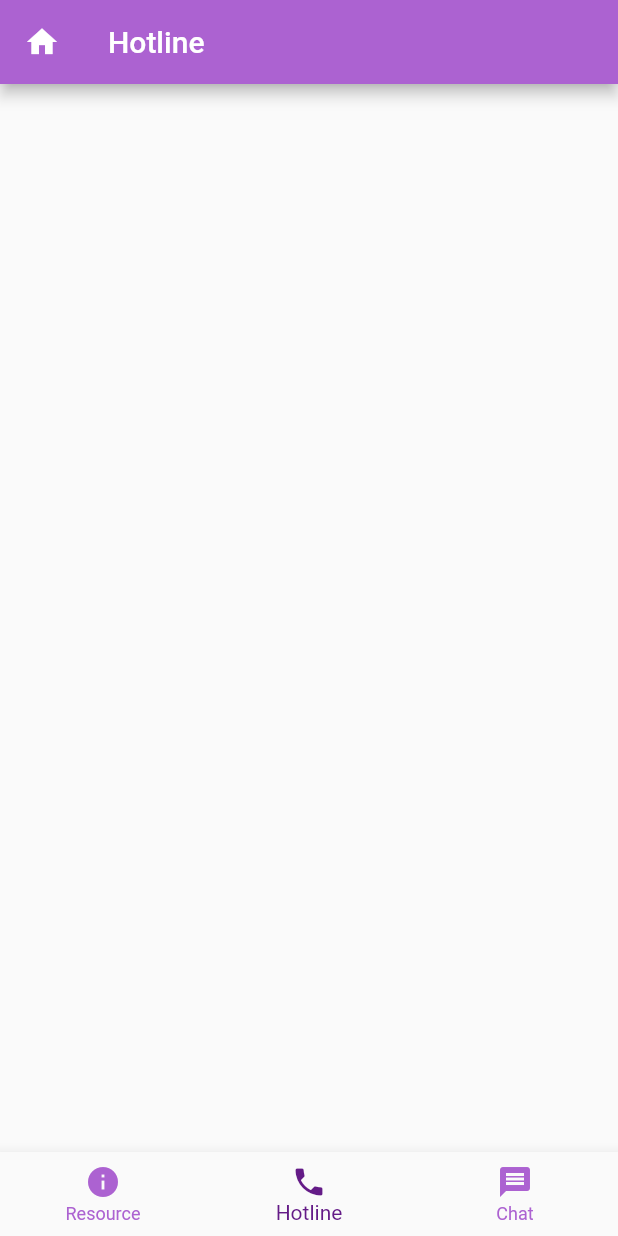
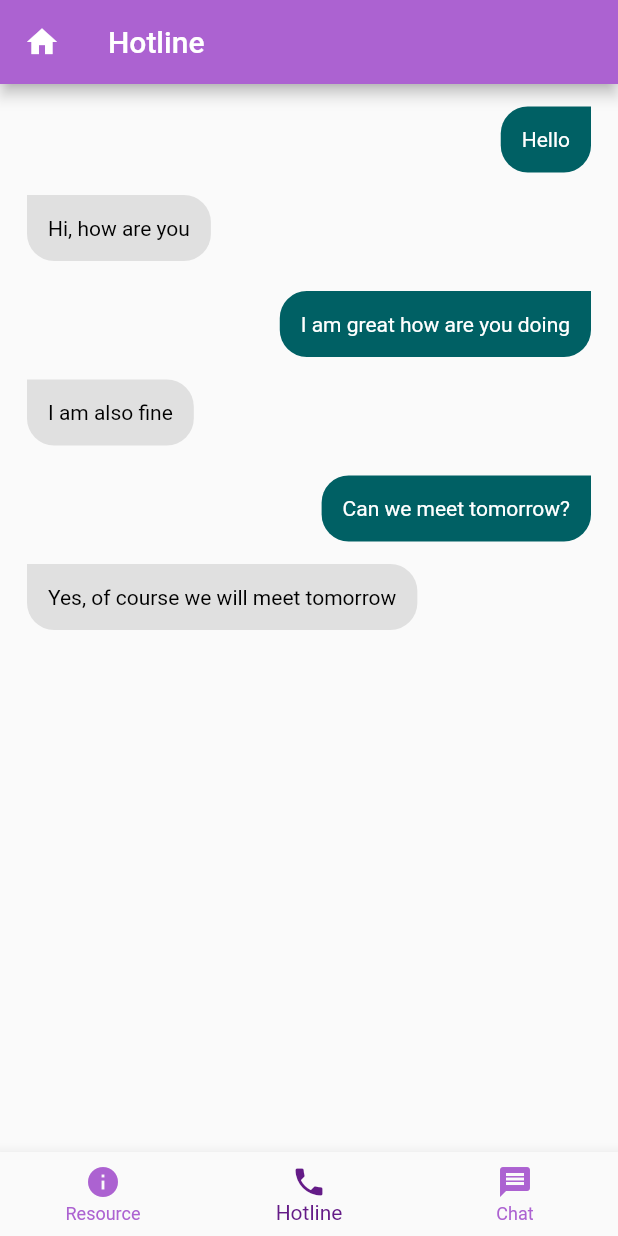
Before and after one commit to Rajmeet/BestFriend, a Flutter app: the screen it shows after launch, item 2 of the bottom bar chosen, on a phone screen of 412 x 824 dp. Run offline on Flutter 3.47's test engine with Material 2 defaults, Android fonts, the phone set to English and light mode, and no system bars.

Commit message:
Added skeleton for message thread

```diff
--- a/lib/custom_navbar.dart
+++ b/lib/custom_navbar.dart
@@ -20,7 +20,7 @@ class _CustomNavBarState extends State<CustomNavBar> {
   Widget build(BuildContext context) {
     final List _pages = [
       const ResourceScreen(),
-      const CallScreen(),
+      const HotlineScreen(),
       const ChatScreen(),
       const HomeScreen(),
     ];
--- a/lib/hotline_assets/message_received_screen.dart
+++ b/lib/hotline_assets/message_received_screen.dart
@@ -6,7 +6,7 @@ import 'custom_shape.dart';
 class ReceivedMessageScreen extends StatelessWidget {
   final String message;
   const ReceivedMessageScreen({
-    required Key key,
+    Key? key,
     required this.message,
   }) : super(key: key);
 
--- a/lib/hotline_assets/send_message_screen.dart
+++ b/lib/hotline_assets/send_message_screen.dart
@@ -5,7 +5,7 @@ import 'custom_shape.dart';
 class SentMessageScreen extends StatelessWidget {
   final String message;
   const SentMessageScreen({
-    required Key key,
+    Key? key,
     required this.message,
   }) : super(key: key);
 
--- a/lib/hotline_screen.dart
+++ b/lib/hotline_screen.dart
@@ -1,15 +1,17 @@
 import 'package:flutter/material.dart';
 
+import 'hotline_assets/send_message_screen.dart';
+import 'hotline_assets/message_received_screen.dart';
 import 'custom_navbar.dart';
 
-class CallScreen extends StatefulWidget {
-  const CallScreen({Key? key}) : super(key: key);
+class HotlineScreen extends StatefulWidget {
+  const HotlineScreen({Key? key}) : super(key: key);
 
   @override
-  _CallScreenState createState() => _CallScreenState();
+  _HotlineScreenState createState() => _HotlineScreenState();
 }
 
-class _CallScreenState extends State<CallScreen> {
+class _HotlineScreenState extends State<HotlineScreen> {
   @override
   Widget build(BuildContext context) {
     return Scaffold(
@@ -23,6 +25,19 @@ class _CallScreenState extends State<CallScreen> {
         backgroundColor: const Color.fromARGB(255, 172, 98, 209),
         title: Text("Hotline"),
       ),
+      body: Container(
+        child: ListView(
+          children: [
+            SentMessageScreen(message: "Hello"),
+            ReceivedMessageScreen(message: "Hi, how are you"),
+            SentMessageScreen(message: "I am great how are you doing"),
+            ReceivedMessageScreen(message: "I am also fine"),
+            SentMessageScreen(message: "Can we meet tomorrow?"),
+            ReceivedMessageScreen(
+                message: "Yes, of course we will meet tomorrow"),
+          ],
+        ),
+      ),
       bottomNavigationBar: CustomNavBar(1),
     );
   }
```
